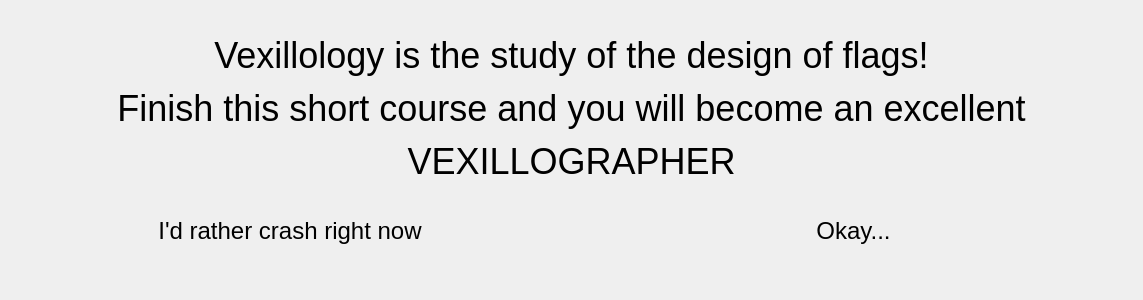
Qt form definition.ui (zxjorge/EDApp) before a commit.
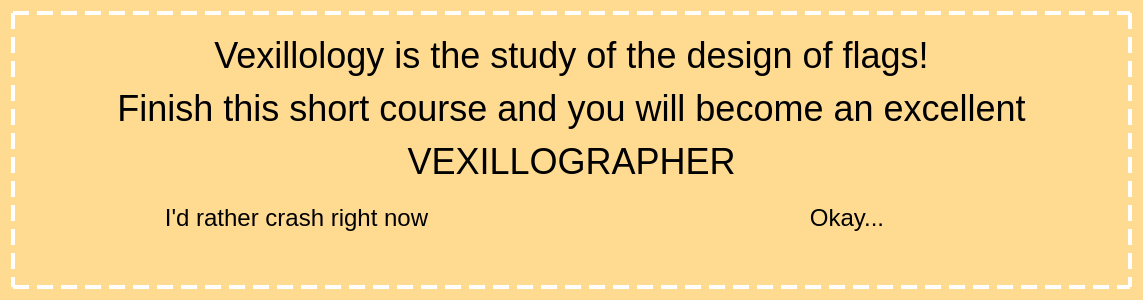
The same form after that commit.

What changed in the file:
```diff
--- a/definition.ui
+++ b/definition.ui
@@ -13,8 +13,20 @@
   <property name="windowTitle">
    <string>Form</string>
   </property>
+  <property name="styleSheet">
+   <string notr="true">background-color: rgb(255, 219, 146);</string>
+  </property>
   <layout class="QVBoxLayout" name="verticalLayout">
    <item>
+    <widget class="QFrame" name="verticalFrame">
+     <property name="styleSheet">
+      <string notr="true">QFrame#verticalFrame {
+	border: 4px dashed white;
+}
+</string>
+     </property>
+     <layout class="QVBoxLayout" name="verticalLayout_3">
+      <item>
     <widget class="QLabel" name="label">
      <property name="font">
       <font>
@@ -81,6 +93,9 @@
       </size>
      </property>
     </spacer>
+      </item>
+     </layout>
+    </widget>
    </item>
   </layout>
  </widget>
```
Lines whose indentation alone changed are shown as unchanged.
